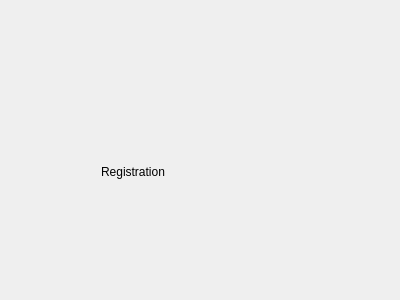
Before: the Qt Designer form VENotes/noteswindow.ui in MajesticRaven/VENotes, drawn with Qt 5.
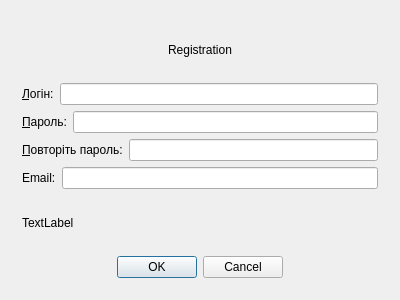
After: the same form once the commit is applied. The open tabs and pages were chosen to show the change.

```diff
--- a/VENotes/noteswindow.ui
+++ b/VENotes/noteswindow.ui
@@ -35,19 +35,178 @@
       </widget>
      </widget>
      <widget class="QWidget" name="page_2">
-      <widget class="QLabel" name="label_2">
-       <property name="geometry">
-        <rect>
-         <x>90</x>
-         <y>140</y>
-         <width>141</width>
-         <height>41</height>
-        </rect>
-       </property>
-       <property name="text">
-        <string>Registration</string>
-       </property>
-      </widget>
+      <layout class="QGridLayout" name="gridLayout_2">
+       <item row="0" column="0">
+        <layout class="QVBoxLayout" name="verticalLayout">
+         <item>
+          <layout class="QHBoxLayout" name="horizontalLayout">
+           <item>
+            <spacer name="horizontalSpacer">
+             <property name="orientation">
+              <enum>Qt::Horizontal</enum>
+             </property>
+             <property name="sizeHint" stdset="0">
+              <size>
+               <width>40</width>
+               <height>20</height>
+              </size>
+             </property>
+            </spacer>
+           </item>
+           <item>
+            <widget class="QLabel" name="label_registration">
+             <property name="text">
+              <string>Registration</string>
+             </property>
+            </widget>
+           </item>
+           <item>
+            <spacer name="horizontalSpacer_5">
+             <property name="orientation">
+              <enum>Qt::Horizontal</enum>
+             </property>
+             <property name="sizeHint" stdset="0">
+              <size>
+               <width>40</width>
+               <height>20</height>
+              </size>
+             </property>
+            </spacer>
+           </item>
+          </layout>
+         </item>
+         <item>
+          <layout class="QHBoxLayout" name="horizontalLayout_2">
+           <item>
+            <widget class="QLabel" name="label_reg_log">
+             <property name="text">
+              <string>&amp;Логін:</string>
+             </property>
+             <property name="buddy">
+              <cstring>lineEdit_reg_log</cstring>
+             </property>
+            </widget>
+           </item>
+           <item>
+            <widget class="QLineEdit" name="lineEdit_reg_log"/>
+           </item>
+          </layout>
+         </item>
+         <item>
+          <layout class="QHBoxLayout" name="horizontalLayout_3">
+           <item>
+            <widget class="QLabel" name="label_reg_pass">
+             <property name="text">
+              <string>&amp;Пароль:</string>
+             </property>
+             <property name="buddy">
+              <cstring>lineEdit_reg_pass</cstring>
+             </property>
+            </widget>
+           </item>
+           <item>
+            <widget class="QLineEdit" name="lineEdit_reg_pass"/>
+           </item>
+          </layout>
+         </item>
+         <item>
+          <layout class="QHBoxLayout" name="horizontalLayout_4">
+           <item>
+            <widget class="QLabel" name="label_reg_pass_check">
+             <property name="text">
+              <string>&amp;Повторіть пароль:</string>
+             </property>
+             <property name="buddy">
+              <cstring>lineEdit_reg_pass_check</cstring>
+             </property>
+            </widget>
+           </item>
+           <item>
+            <widget class="QLineEdit" name="lineEdit_reg_pass_check"/>
+           </item>
+          </layout>
+         </item>
+         <item>
+          <layout class="QHBoxLayout" name="horizontalLayout_5">
+           <item>
+            <widget class="QLabel" name="label_reg_email">
+             <property name="text">
+              <string>Email:</string>
+             </property>
+             <property name="buddy">
+              <cstring>lineEdit_reg_email</cstring>
+             </property>
+            </widget>
+           </item>
+           <item>
+            <widget class="QLineEdit" name="lineEdit_reg_email"/>
+           </item>
+          </layout>
+         </item>
+         <item>
+          <layout class="QHBoxLayout" name="horizontalLayout_6">
+           <item>
+            <widget class="QLabel" name="label_for_reg_mes">
+             <property name="text">
+              <string>TextLabel</string>
+             </property>
+            </widget>
+           </item>
+           <item>
+            <spacer name="horizontalSpacer_2">
+             <property name="orientation">
+              <enum>Qt::Horizontal</enum>
+             </property>
+             <property name="sizeHint" stdset="0">
+              <size>
+               <width>40</width>
+               <height>20</height>
+              </size>
+             </property>
+            </spacer>
+           </item>
+          </layout>
+         </item>
+         <item>
+          <layout class="QHBoxLayout" name="horizontalLayout_7">
+           <item>
+            <spacer name="horizontalSpacer_3">
+             <property name="orientation">
+              <enum>Qt::Horizontal</enum>
+             </property>
+             <property name="sizeHint" stdset="0">
+              <size>
+               <width>40</width>
+               <height>20</height>
+              </size>
+             </property>
+            </spacer>
+           </item>
+           <item>
+            <widget class="QDialogButtonBox" name="buttonBox_in_reg">
+             <property name="standardButtons">
+              <set>QDialogButtonBox::Cancel|QDialogButtonBox::Ok</set>
+             </property>
+            </widget>
+           </item>
+           <item>
+            <spacer name="horizontalSpacer_4">
+             <property name="orientation">
+              <enum>Qt::Horizontal</enum>
+             </property>
+             <property name="sizeHint" stdset="0">
+              <size>
+               <width>40</width>
+               <height>20</height>
+              </size>
+             </property>
+            </spacer>
+           </item>
+          </layout>
+         </item>
+        </layout>
+       </item>
+      </layout>
      </widget>
      <widget class="QWidget" name="page_3">
       <widget class="QLabel" name="label_3">
```
Left out of the diff: 11 changed lines with no effect on the pictures.
